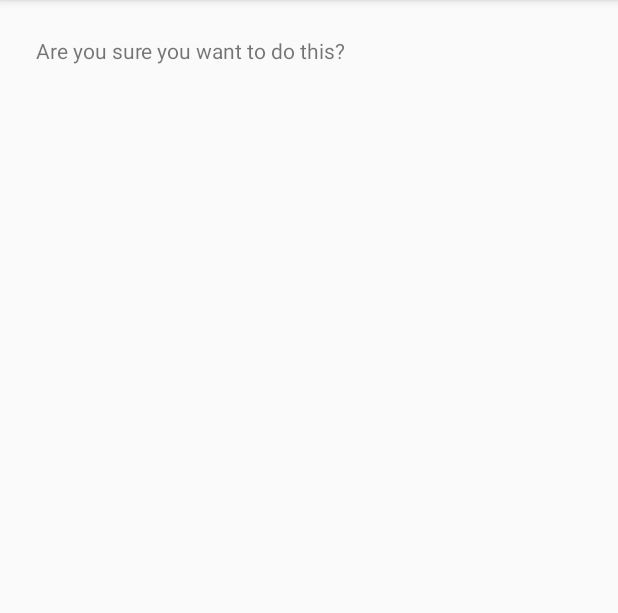
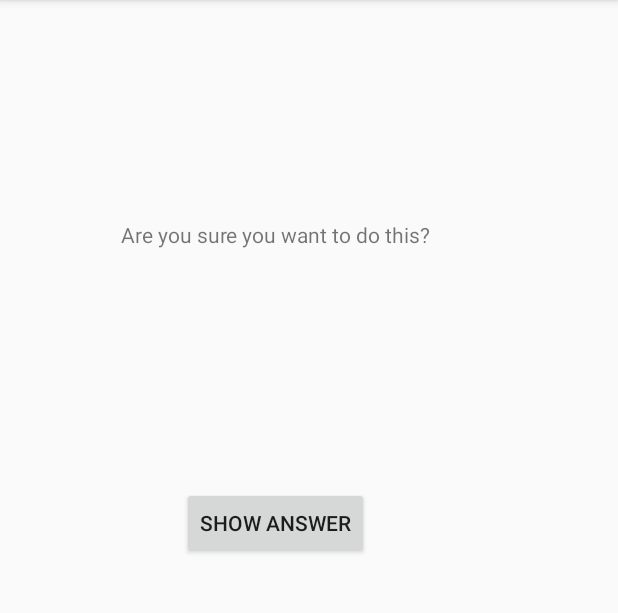
Before and after one commit to MytTantely/geoquiz, an Android app: the CheatActivity screen opened directly, with no data from a screen before it, on a phone screen of 412 x 824 dp, the part 84-697 px from its top. Run offline under Robolectric (Android 15) with nearby library versions, the phone set to English and light mode, and no system bars.

Commit message:
Cheat sheet qith question

```diff
--- a/app/src/main/java/com/bignerdranch/android/geoquiz/CheatActivity.java
+++ b/app/src/main/java/com/bignerdranch/android/geoquiz/CheatActivity.java
@@ -1,15 +1,55 @@
 package com.bignerdranch.android.geoquiz;
+import android.content.Context;
+import android.content.Intent;
 import android.support.v7.app.AppCompatActivity;
 import android.os.Bundle;
+import android.view.View;
+import android.widget.Button;
+import android.widget.TextView;
 
 public class CheatActivity extends AppCompatActivity {
 
     private static String EXTRA_ANSWER_IS_TRUE = "com.bignerdranch.android.geoquiz.answer_is_true";
+    private static String EXTRA_QUESTION = "com.bignerdranch.android.geoquiz.question";
+
+    private boolean mAnswerIsTrue;
+
+    private TextView mAnswerTextView;
+    private TextView mQuestionTextView;
+    private int questionId;
+    private Button mShowAnswerButton;
 
     @Override
     protected void onCreate(Bundle savedInstanceState) {
         super.onCreate(savedInstanceState);
         setContentView(R.layout.activity_cheat);
 
+        mAnswerIsTrue = getIntent().getBooleanExtra(EXTRA_ANSWER_IS_TRUE, false);
+        questionId = getIntent().getIntExtra(EXTRA_QUESTION, 0);
+
+        mQuestionTextView = (TextView) findViewById(R.id.question_text_view);
+        mAnswerTextView = (TextView) findViewById(R.id.answer_text_view);
+        mShowAnswerButton = (Button) findViewById(R.id.show_answer_button);
+        mShowAnswerButton.setOnClickListener(new View.OnClickListener() {
+            @Override
+            public void onClick(View v) {
+                mQuestionTextView.setText(questionId);
+                if(mAnswerIsTrue){
+                    mAnswerTextView.setText(R.string.true_button);
+                }else{
+                    mAnswerTextView.setText(R.string.false_button);
+                }
+
+                mShowAnswerButton.setEnabled(false);
+            }
+        });
+
+    }
+
+    public static Intent newIntent(Context packageContext, boolean answerIsTrue, int questionId){
+        Intent intent = new Intent(packageContext, CheatActivity.class);
+        intent.putExtra(EXTRA_ANSWER_IS_TRUE, answerIsTrue);
+        intent.putExtra(EXTRA_QUESTION, questionId);
+        return intent;
     }
 }
--- a/app/src/main/java/com/bignerdranch/android/geoquiz/QuizActivity.java
+++ b/app/src/main/java/com/bignerdranch/android/geoquiz/QuizActivity.java
@@ -95,7 +95,10 @@ public class QuizActivity extends AppCompatActivity {
         mCheatButton.setOnClickListener(new View.OnClickListener() {
             @Override
             public void onClick(View v) {
-                Intent intent = new Intent(QuizActivity.this, CheatActivity.class);
+                boolean isAnswerTrue = mQuestionBank[mCurrentIndex].isAnswerTrue();
+                int questionId = mQuestionBank[mCurrentIndex].getTextResId();
+                Intent intent = CheatActivity.newIntent(QuizActivity.this, isAnswerTrue, questionId);
+
                 startActivity(intent);
             }
         });
--- a/app/src/main/res/layout/activity_cheat.xml
+++ b/app/src/main/res/layout/activity_cheat.xml
@@ -10,10 +10,17 @@
     tools:context="com.bignerdranch.android.geoquiz.CheatActivity">
 
     <TextView
-        android:layout_width="match_parent"
-        android:layout_height="match_parent"
+        android:layout_width="wrap_content"
+        android:layout_height="wrap_content"
         android:padding="24dp"
         android:text="@string/warning_text"/>
+
+    <TextView
+        android:id="@+id/question_text_view"
+        android:layout_width="wrap_content"
+        android:layout_height="wrap_content"
+        android:padding="24dp"
+        tools:text="Question"/>
 
     <TextView
         android:id="@+id/answer_text_view"
```
